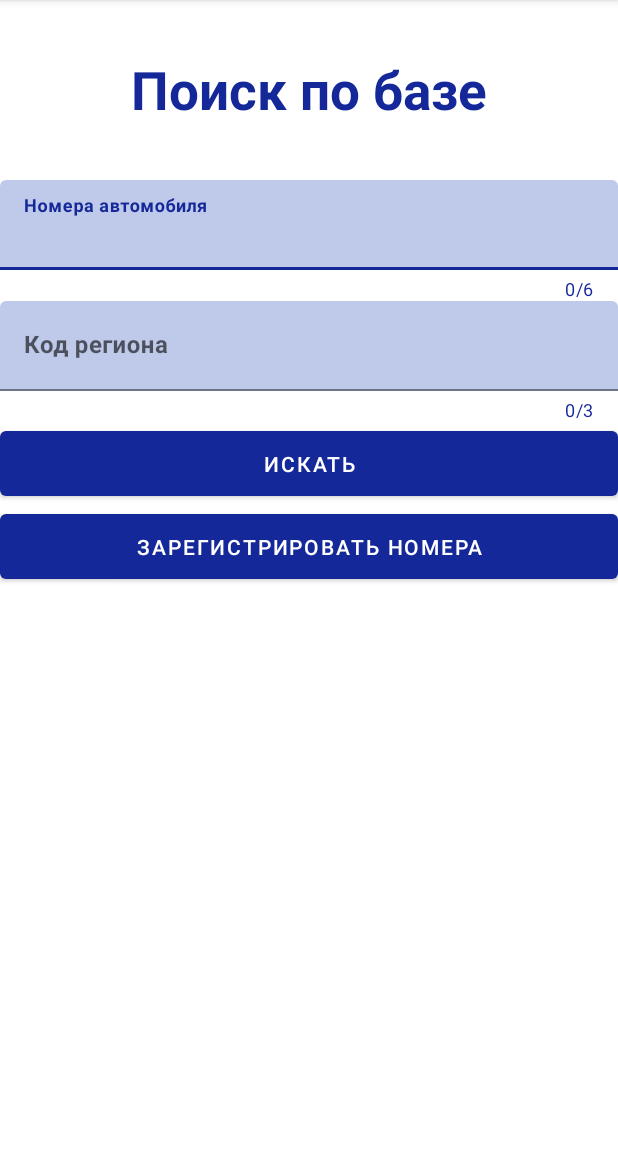
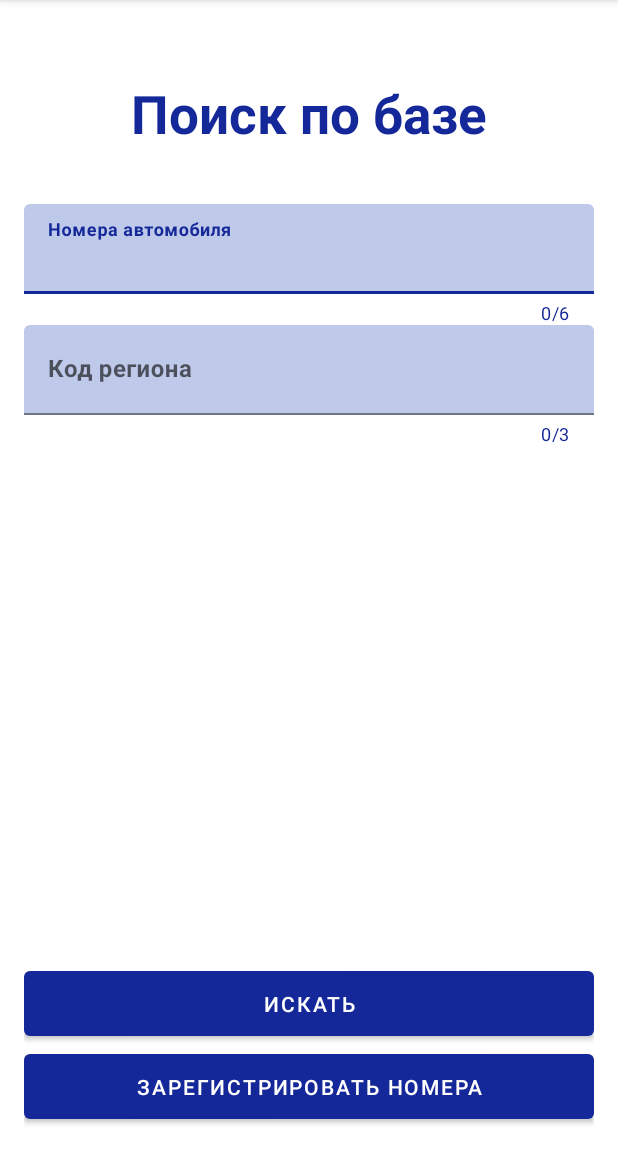
Before and after one commit to BelGray/CarNumbersDatabase, an Android app: the screen it shows after launch (MainActivity), on a phone screen of 412 x 824 dp, the part 84-1236 px from its top. Run offline under Robolectric (Android 15) with nearby library versions, the phone set to English and light mode, and no system bars.

Commit message:
fix buttons

```diff
--- a/app/src/main/res/layout/activity_main.xml
+++ b/app/src/main/res/layout/activity_main.xml
@@ -1,13 +1,19 @@
 <?xml version="1.0" encoding="utf-8"?>
-<LinearLayout
-    xmlns:android="http://schemas.android.com/apk/res/android"
+<RelativeLayout xmlns:android="http://schemas.android.com/apk/res/android"
     xmlns:app="http://schemas.android.com/apk/res-auto"
     xmlns:tools="http://schemas.android.com/tools"
     android:layout_width="match_parent"
     android:layout_height="match_parent"
     android:orientation="vertical"
-    tools:context=".MainActivity"
-    >
+    android:padding="16dp"
+    tools:context=".MainActivity">
+
+
+    <LinearLayout
+        android:id="@+id/topMainView"
+        android:layout_width="match_parent"
+        android:layout_height="wrap_content"
+        android:orientation="vertical">
 
         <RelativeLayout
             android:layout_width="match_parent"
@@ -29,46 +35,52 @@
         <com.google.android.material.textfield.TextInputLayout
             android:layout_width="match_parent"
             android:layout_height="wrap_content"
-        app:counterEnabled="true"
-        app:counterMaxLength="6"
-        app:counterTextColor="@color/blue"
-        app:errorEnabled="true"
             android:layout_marginTop="0dp"
             android:orientation="vertical"
             app:boxBackgroundColor="@color/light_blue_for_text_fields"
             app:boxStrokeColor="@color/blue"
-        >
+            app:counterEnabled="true"
+            app:counterMaxLength="6"
+            app:counterTextColor="@color/blue"
+            app:errorEnabled="true">
+
             <EditText
                 android:id="@+id/searchCarNumbersEditText"
                 android:layout_width="match_parent"
                 android:layout_height="60dp"
                 android:hint="@string/car_numbers"
                 android:textColor="@color/black"
-            android:textStyle="bold"
-            />
+                android:textStyle="bold" />
         </com.google.android.material.textfield.TextInputLayout>
+
         <com.google.android.material.textfield.TextInputLayout
             android:layout_width="match_parent"
             android:layout_height="wrap_content"
+            android:layout_marginTop="0dp"
+            android:orientation="vertical"
+            app:boxBackgroundColor="@color/light_blue_for_text_fields"
+            app:boxStrokeColor="@color/blue"
             app:counterEnabled="true"
             app:counterMaxLength="3"
             app:counterTextColor="@color/blue"
-        app:errorEnabled="true"
-        android:layout_marginTop="0dp"
-        app:boxBackgroundColor="@color/light_blue_for_text_fields"
-        android:orientation="vertical"
-        app:boxStrokeColor="@color/blue"
-        >
+            app:errorEnabled="true">
+
             <EditText
                 android:id="@+id/searchRegionCodeEditText"
                 android:layout_width="match_parent"
                 android:layout_height="60dp"
                 android:hint="@string/region_code"
+                android:inputType="number"
                 android:textColor="@color/black"
-            android:textStyle="bold"
-            android:inputType="number"
-            />
+                android:textStyle="bold" />
         </com.google.android.material.textfield.TextInputLayout>
+
+    </LinearLayout>
+
+    <RelativeLayout
+        android:layout_width="wrap_content"
+        android:layout_height="wrap_content"
+        android:layout_alignParentBottom="true">
 
         <Button
             android:id="@+id/searchButton"
@@ -76,11 +88,16 @@
             android:layout_height="55dp"
             android:text="@string/search_button_text"
             android:textColor="@color/white" />
+
         <Button
             android:id="@+id/addNumbersButton"
             android:layout_width="match_parent"
             android:layout_height="55dp"
+            android:layout_below="@id/searchButton"
             android:text="@string/add_numbers_button_text"
             android:textColor="@color/white" />
 
-</LinearLayout>
+    </RelativeLayout>
+
+
+</RelativeLayout>
```
Lines whose indentation alone changed are shown as unchanged.
